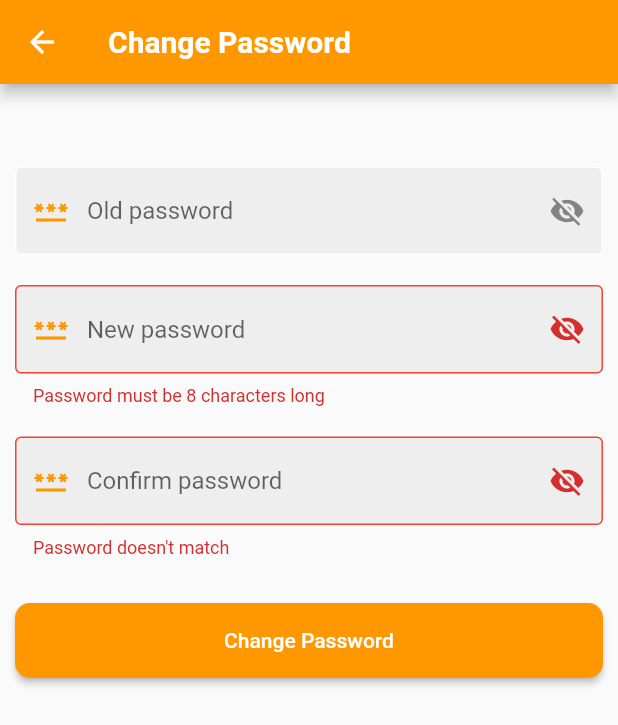
After one commit to Sumeshstha/friendly_chats, a Flutter app: the Password screen opened directly, after a tap on "Change Password", on a phone screen of 412 x 824 dp. The commit adds this screen. Shown: the top 725 px of the screen. Run offline on Flutter 3.47's test engine with Material 2 defaults, Android fonts, the light colour scheme and no system bars; our stand-ins replace cloud_firestore, firebase_auth, firebase_core, shared_preferences; missing offline and left inert: dart:html; accounts and stored records are empty.

Commit message:
Change password page in profile and settings

```diff
--- a/lib/pages/ProfilePage.dart
+++ b/lib/pages/ProfilePage.dart
@@ -1,6 +1,8 @@
 import 'package:flutter/material.dart';
 import 'package:friendly_chat/helper/helper_function.dart';
 import 'package:friendly_chat/pages/Help%20pages/PP.dart';
+import 'package:friendly_chat/pages/password.dart';
+import '../Widgets/widgets.dart';
 import 'Help pages/Faq.dart';
 
 class ProfilePage extends StatefulWidget {
@@ -123,6 +125,20 @@ class _ProfilePageState extends State<ProfilePage> {
                 style: TextStyle(color: Colors.black),
               ),
             ),
+            ListTile(
+              onTap: () => goto(context,Password() ),
+              selected: false,
+              contentPadding:
+                  const EdgeInsets.symmetric(horizontal: 20, vertical: 5),
+              leading: const Icon(
+                Icons.password,
+                color: Colors.red,
+              ),
+              title: const Text(
+                "Change Password",
+                style: TextStyle(color: Colors.black),
+              ),
+            ),
             /* Row(
               mainAxisAlignment: MainAxisAlignment.start,
               children: const [
--- /dev/null
+++ b/lib/pages/password.dart
@@ -0,0 +1,176 @@
+import 'package:flutter/material.dart';
+import 'package:firebase_auth/firebase_auth.dart';
+import 'package:cloud_firestore/cloud_firestore.dart';
+import 'package:friendly_chat/Widgets/widgets.dart';
+import 'package:friendly_chat/pages/Homepage.dart';
+import 'package:friendly_chat/services/auth_service.dart';
+import 'package:friendly_chat/services/database_service.dart';
+
+class Password extends StatefulWidget {
+  const Password({super.key});
+
+  @override
+  State<Password> createState() => _PasswordState();
+}
+
+class _PasswordState extends State<Password> {
+  final formkey = GlobalKey<FormState>();
+  String? oldPassword;
+  String? newPassword;
+  String? confirmNewPassword;
+  String? password;
+  AuthService authService = AuthService();
+  bool _isLoading = false;
+  bool obscureTextController1 = true;
+  bool obscureTextController2 = true;
+  bool obscureTextController3 = true;
+  @override
+  void initState() {
+    getUserData();
+    super.initState();
+  }
+  getUserData()async {
+    await DatabaseService(uid: FirebaseAuth.instance.currentUser!.uid).getUserData(FirebaseAuth.instance.currentUser!.email!).then((value) {
+      QuerySnapshot snap = value;
+      password = snap.docs[0]['password'];
+    });
+
+
+  }
+  @override
+  Widget build(BuildContext context) {
+    return Scaffold(
+      appBar: AppBar(
+        backgroundColor: Theme.of(context).primaryColor,
+        title: const Text("Change Password", style: TextStyle(fontWeight: FontWeight.bold)),
+      ),
+      body:_isLoading?Center(child: CircularProgressIndicator(color: Theme.of(context).primaryColor)) :Padding(
+        padding: const EdgeInsets.symmetric(vertical: 5, horizontal: 10 ),
+        child: SingleChildScrollView(
+          child: Form(
+            key: formkey,
+            child: Column(
+                    children: <Widget>[
+                      const SizedBox(height: 50,),
+                      TextFormField(
+                                  obscureText: obscureTextController1,
+                                  decoration: textInputDecoration.copyWith(
+                                      suffixIcon: IconButton(
+                                          onPressed: () {
+                                            setState(() {
+                                              obscureTextController1 =
+                                                  !obscureTextController1;
+                                            });
+                                          },
+                                          icon: Icon(obscureTextController1
+                                              ? Icons.visibility_off
+                                              : Icons.visibility)),
+                                      hintText: "Old password",
+                                      prefixIcon: Icon(Icons.password,
+                                          color: Theme.of(context).primaryColor)),
+                        onChanged: (value){
+                          oldPassword = value;
+                        },
+                        validator:(oldPassword){
+                         if(oldPassword == password){
+                          return null;
+                         }
+                         else {return "Please enter correct passwrod";}
+                        }
+                      ),
+                      const SizedBox(height: 20),
+                      TextFormField(
+                                  obscureText: obscureTextController2,
+                                  decoration: textInputDecoration.copyWith(
+                                      suffixIcon: IconButton(
+                                          onPressed: () {
+                                            setState(() {
+                                              obscureTextController2 =
+                                                  !obscureTextController2;
+                                            });
+                                          },
+                                          icon: Icon(obscureTextController2
+                                              ? Icons.visibility_off
+                                              : Icons.visibility)),
+                                      hintText: "New password",
+                                      prefixIcon: Icon(Icons.password,
+                                          color: Theme.of(context).primaryColor)),
+                        onChanged: (value){
+                          newPassword = value;
+                        },
+                        validator:(newPassword){
+                          return newPassword!.length >8? null: "Password must be 8 characters long";
+                        }
+                      ),
+                      const SizedBox(height: 20),
+                      TextFormField(
+                                  obscureText: obscureTextController3,
+                                  decoration: textInputDecoration.copyWith(
+                                      suffixIcon: IconButton(
+                                          onPressed: () {
+                                            setState(() {
+                                              obscureTextController3 =
+                                                  !obscureTextController3;
+                                            });
+                                          },
+                                          icon: Icon(obscureTextController3
+                                              ? Icons.visibility_off
+                                              : Icons.visibility)),
+                                      hintText: "Confirm password",
+                                      prefixIcon: Icon(Icons.password,
+                                          color: Theme.of(context).primaryColor)),
+                        onChanged: (value){
+                          confirmNewPassword = value;
+                        },
+                        validator:(confirmNewPassword){
+                         if(confirmNewPassword == newPassword){
+                          return null;
+                         }
+                         else {return "Password doesn't match";}
+                        }
+                      ),
+                      const SizedBox(height: 30),
+                     SizedBox(
+                                  width: double.infinity,
+                                  height: 50,
+                                  child: ElevatedButton(
+                                    style: ElevatedButton.styleFrom(
+                                          backgroundColor: Colors.orange,
+                                          shape: RoundedRectangleBorder(
+                                              borderRadius:
+                                                  BorderRadius.circular(10))),
+                          onPressed: (){
+                            changePassword();
+                          },
+                           child:const Text("Change Password"),)
+                      )
+                    ],),
+          ),
+        ),
+      )
+    );
+  }
+  changePassword()async {
+    if(formkey.currentState!.validate()){
+      setState(() {
+        _isLoading = true;
+      });
+      await authService.changePassword(oldPassword!, newPassword!).then((value) {
+        if(value == null){
+          setState(() {
+            _isLoading = false;
+
+          });
+        showSnackBar(context, "Password changed successfully", Colors.green);
+        }
+        else {
+          showSnackBar(context, value, Colors.red);
+          setState(() {
+            _isLoading  = false;
+          });
+        }
+      },);
+      goto(context, HomePage());
+    }
+  }
+}
--- a/lib/services/database_service.dart
+++ b/lib/services/database_service.dart
@@ -63,6 +63,11 @@ Future createChatWithFriend(String uid,String userName, String uid2, String user
     return snapshot;
   }
 
+  Future changePassword (String uid, String newPassword) async {
+    DocumentReference userDocumentReference =  userCollection.doc(uid);
+    await userDocumentReference.update({"password": newPassword});
+  }
+
 
   Future getChatMessages(String chatId) async {
     return chatCollection.doc(chatId).collection("Messages").orderBy("time").snapshots();
```
Also changed, not shown: lib/services/auth_service.dart (+19 -0 lines).
